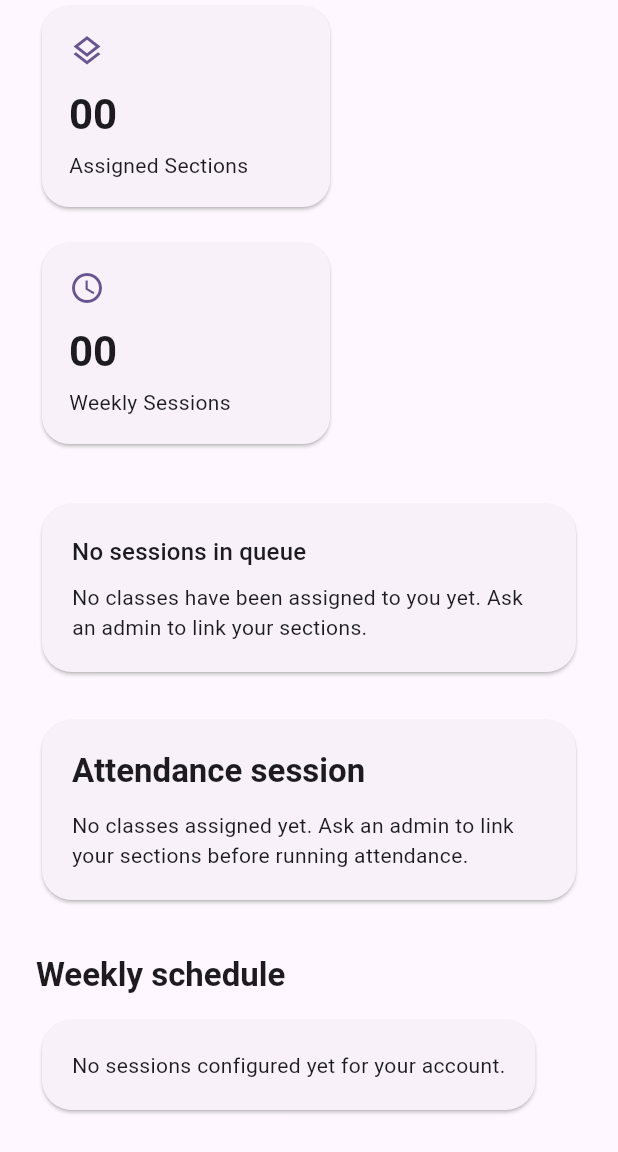
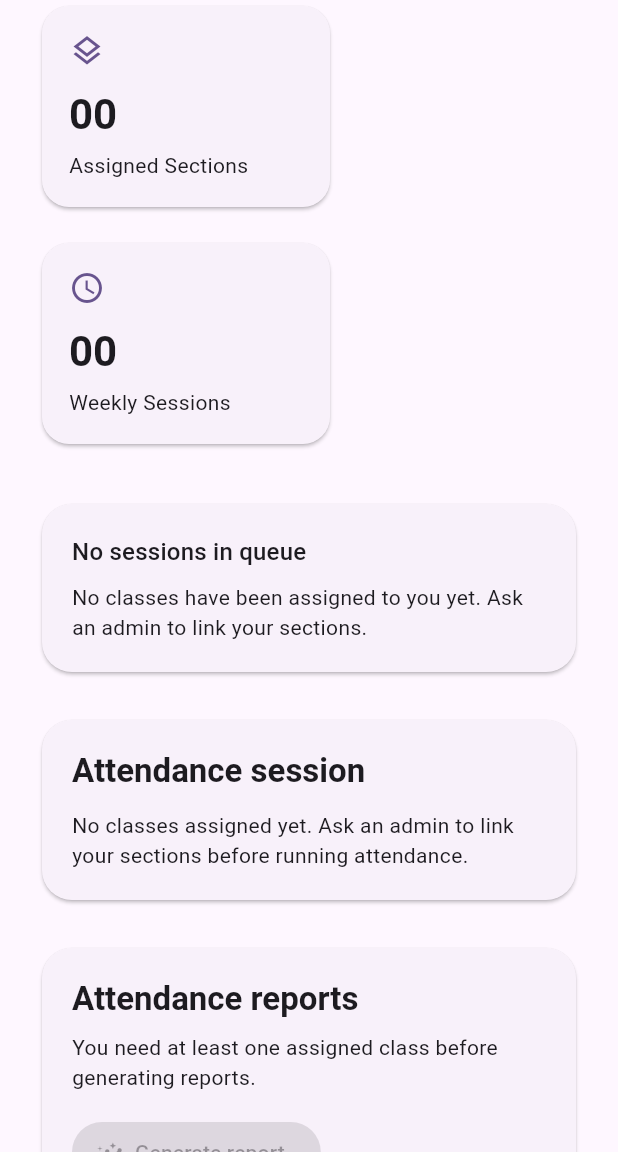
Before and after one commit to rayquinon/facts-ui-ux, a Flutter app: the InstructorPage screen opened directly, scrolled down 566 dp, on a phone screen of 412 x 824 dp, the part 84-1236 px from its top. Run offline on Flutter 3.47's test engine with Material 3 defaults, Android fonts, the light colour scheme and no system bars; our stand-ins replace camera, cloud_firestore, firebase_auth, firebase_core, pdf and 1 more; missing offline and left inert: dart:ffi, dart:html, dart:ui_web, google_mlkit_face_detection, onnxruntime; accounts and stored records are empty.

Commit message:
Update app data and assets

```diff
--- a/lib/instructor_page.dart
+++ b/lib/instructor_page.dart
@@ -5,6 +5,7 @@ import 'package:firebase_auth/firebase_auth.dart';
 import 'package:flutter/material.dart';
 
 import 'attendance_session_page.dart';
+import 'reports/generate_report_page.dart';
 
 class InstructorPage extends StatefulWidget {
   const InstructorPage({super.key});
@@ -317,6 +318,8 @@ class _InstructorPageState extends State<InstructorPage> {
                 _assignmentError,
                 hasAssignments,
               ),
+              const SizedBox(height: 24),
+              _buildReportShortcutCard(context, hasAssignments),
               const SizedBox(height: 32),
               _buildScheduleSection(
                 context,
@@ -639,6 +642,44 @@ class _InstructorPageState extends State<InstructorPage> {
                 label: const Text('Jump +30 min'),
               ),
             ],
+          ],
+        ),
+      ),
+    );
+  }
+
+  Widget _buildReportShortcutCard(
+    BuildContext context,
+    bool hasAssignments,
+  ) {
+    final ThemeData theme = Theme.of(context);
+    final String helperText = hasAssignments
+        ? 'Generate printable attendance logs for your assigned sections.'
+        : 'You need at least one assigned class before generating reports.';
+    return Card(
+      shape: RoundedRectangleBorder(borderRadius: BorderRadius.circular(20)),
+      child: Padding(
+        padding: const EdgeInsets.all(20),
+        child: Column(
+          crossAxisAlignment: CrossAxisAlignment.start,
+          children: <Widget>[
+            Text(
+              'Attendance reports',
+              style: theme.textTheme.titleLarge?.copyWith(
+                fontWeight: FontWeight.w600,
+              ),
+            ),
+            const SizedBox(height: 8),
+            Text(helperText, style: theme.textTheme.bodyMedium),
+            const SizedBox(height: 16),
+            FilledButton.icon(
+              onPressed: hasAssignments
+                  ? () => Navigator.of(context)
+                      .pushNamed(GenerateReportPage.routeName)
+                  : null,
+              icon: const Icon(Icons.insights_outlined),
+              label: const Text('Generate report'),
+            ),
           ],
         ),
       ),
--- a/lib/main.dart
+++ b/lib/main.dart
@@ -13,6 +13,7 @@ import 'student_page.dart';
 import 'attendance_session_page.dart';
 import 'constants/auth_constants.dart';
 import 'services/user_role_service.dart';
+import 'reports/generate_report_page.dart';
 
 Future<void> main() async {
   WidgetsFlutterBinding.ensureInitialized();
@@ -63,6 +64,8 @@ class FactsApp extends StatelessWidget {
             const InstructorPage(),
         FaceEnrollmentPage.routeName: (BuildContext context) =>
           const FaceEnrollmentPage(),
+        GenerateReportPage.routeName: (BuildContext context) =>
+          const GenerateReportPage(),
           AttendanceSessionPage.routeName: (BuildContext context) {
             final ModalRoute<dynamic>? route = ModalRoute.of(context);
             final AttendanceSessionConfig? config =
--- a/pubspec.yaml
+++ b/pubspec.yaml
@@ -43,6 +43,8 @@ dependencies:
   camera_macos: ^0.0.9
   onnxruntime: ^1.4.1
   image: ^4.2.0
+  pdf: ^3.11.0
+  printing: ^5.13.3
 
 dev_dependencies:
   flutter_test:
```
Also changed, not shown: firestore.indexes.json (+18 -1 lines), lib/admin_page.dart (+17 -6 lines), lib/face_enrollment_page.dart (+98 -10 lines), reports/attendance_table.csv (added, +25 -0 lines), pubspec.lock, 7 other files.
